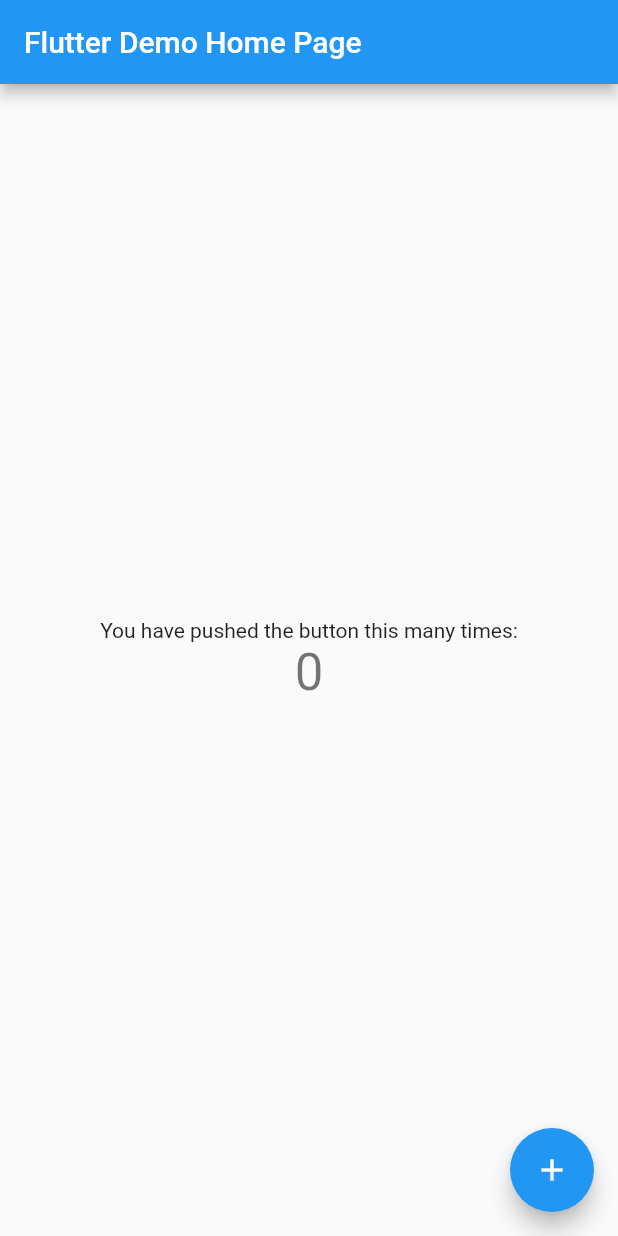
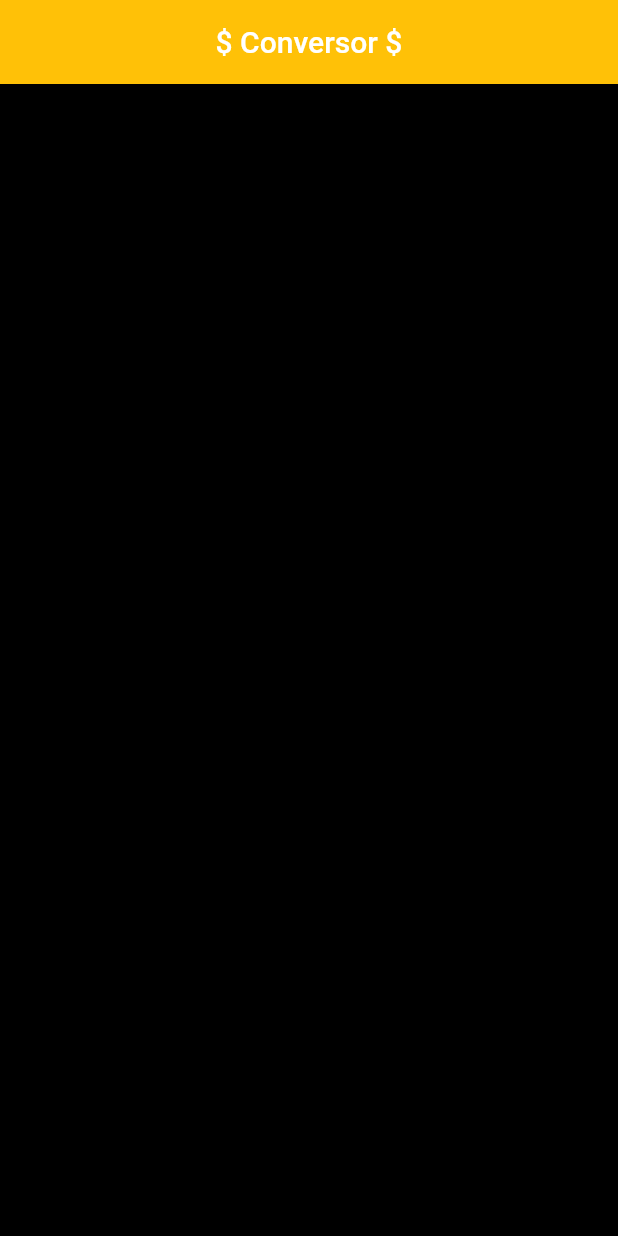
Before and after one commit to Christian-Oliveira/conversor_moeda, a Flutter app: the screen it shows after launch, on a phone screen of 412 x 824 dp. Run offline on Flutter 3.47's test engine with Material 2 defaults, Android fonts, the phone set to English and light mode, and no system bars.

Commit message:
criando scaffold e um appbar

```diff
--- a/lib/main.dart
+++ b/lib/main.dart
@@ -1,111 +1,38 @@
 import 'package:flutter/material.dart';
+import 'package:http/http.dart' as http;
+import 'dart:async';
+import 'dart:convert';
 
-void main() => runApp(MyApp());
 
-class MyApp extends StatelessWidget {
-  // This widget is the root of your application.
+const request = "https://api.hgbrasil.com/finance?format=json&key=1ed050ef";
+
+void main() async {
+
+  runApp(MaterialApp(
+    home: Home(),
+  ));
+}
+
+Future<Map> getData() async {
+  http.Response response = await http.get(request);
+  return json.decode(response.body);
+}
+
+class Home extends StatefulWidget {
+  @override
+  _HomeState createState() => _HomeState();
+}
+
+class _HomeState extends State<Home> {
   @override
   Widget build(BuildContext context) {
-    return MaterialApp(
-      title: 'Flutter Demo',
-      theme: ThemeData(
-        // This is the theme of your application.
-        //
-        // Try running your application with "flutter run". You'll see the
-        // application has a blue toolbar. Then, without quitting the app, try
-        // changing the primarySwatch below to Colors.green and then invoke
-        // "hot reload" (press "r" in the console where you ran "flutter run",
-        // or simply save your changes to "hot reload" in a Flutter IDE).
-        // Notice that the counter didn't reset back to zero; the application
-        // is not restarted.
-        primarySwatch: Colors.blue,
+    return Scaffold(
+      backgroundColor: Colors.black,
+      appBar: AppBar(
+        title: Text("\$ Conversor \$"),
+        backgroundColor: Colors.amber,
+        centerTitle: true,
       ),
-      home: MyHomePage(title: 'Flutter Demo Home Page'),
     );
   }
 }
-
-class MyHomePage extends StatefulWidget {
-  MyHomePage({Key key, this.title}) : super(key: key);
-
-  // This widget is the home page of your application. It is stateful, meaning
-  // that it has a State object (defined below) that contains fields that affect
-  // how it looks.
-
-  // This class is the configuration for the state. It holds the values (in this
-  // case the title) provided by the parent (in this case the App widget) and
-  // used by the build method of the State. Fields in a Widget subclass are
-  // always marked "final".
-
-  final String title;
-
-  @override
-  _MyHomePageState createState() => _MyHomePageState();
-}
-
-class _MyHomePageState extends State<MyHomePage> {
-  int _counter = 0;
-
-  void _incrementCounter() {
-    setState(() {
-      // This call to setState tells the Flutter framework that something has
-      // changed in this State, which causes it to rerun the build method below
-      // so that the display can reflect the updated values. If we changed
-      // _counter without calling setState(), then the build method would not be
-      // called again, and so nothing would appear to happen.
-      _counter++;
-    });
-  }
-
-  @override
-  Widget build(BuildContext context) {
-    // This method is rerun every time setState is called, for instance as done
-    // by the _incrementCounter method above.
-    //
-    // The Flutter framework has been optimized to make rerunning build methods
-    // fast, so that you can just rebuild anything that needs updating rather
-    // than having to individually change instances of widgets.
-    return Scaffold(
-      appBar: AppBar(
-        // Here we take the value from the MyHomePage object that was created by
-        // the App.build method, and use it to set our appbar title.
-        title: Text(widget.title),
-      ),
-      body: Center(
-        // Center is a layout widget. It takes a single child and positions it
-        // in the middle of the parent.
-        child: Column(
-          // Column is also layout widget. It takes a list of children and
-          // arranges them vertically. By default, it sizes itself to fit its
-          // children horizontally, and tries to be as tall as its parent.
-          //
-          // Invoke "debug painting" (press "p" in the console, choose the
-          // "Toggle Debug Paint" action from the Flutter Inspector in Android
-          // Studio, or the "Toggle Debug Paint" command in Visual Studio Code)
-          // to see the wireframe for each widget.
-          //
-          // Column has various properties to control how it sizes itself and
-          // how it positions its children. Here we use mainAxisAlignment to
-          // center the children vertically; the main axis here is the vertical
-          // axis because Columns are vertical (the cross axis would be
-          // horizontal).
-          mainAxisAlignment: MainAxisAlignment.center,
-          children: <Widget>[
-            Text(
-              'You have pushed the button this many times:',
-            ),
-            Text(
-              '$_counter',
-              style: Theme.of(context).textTheme.display1,
-            ),
-          ],
-        ),
-      ),
-      floatingActionButton: FloatingActionButton(
-        onPressed: _incrementCounter,
-        tooltip: 'Increment',
-        child: Icon(Icons.add),
-      ), // This trailing comma makes auto-formatting nicer for build methods.
-    );
-  }
-}
--- a/pubspec.yaml
+++ b/pubspec.yaml
@@ -23,6 +23,7 @@ dependencies:
   # The following adds the Cupertino Icons font to your application.
   # Use with the CupertinoIcons class for iOS style icons.
   cupertino_icons: ^0.1.2
+  http: ^0.12.0+2
 
 dev_dependencies:
   flutter_test:
```
Also changed, not shown: pubspec.lock, 1 other file.
